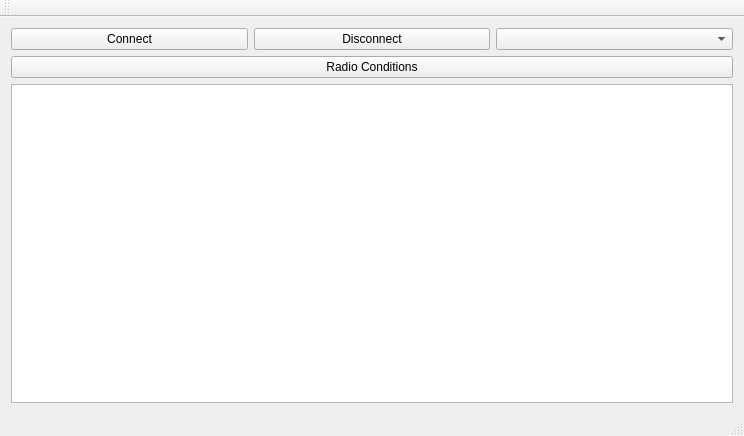
This is ngiot/ngiot.ui in torstenlabs/ngiot as Qt 5 draws it before an edit. The edited form follows.
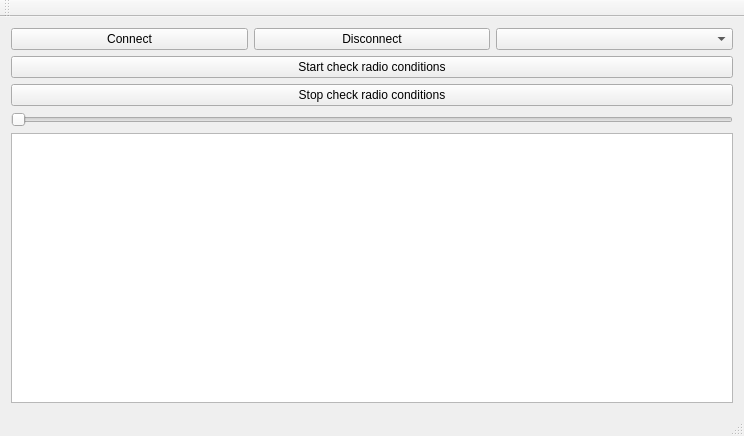
This is the edited form.

Commit message: Add  continously time check for radio condition

```diff
--- a/ngiot/ngiot.ui
+++ b/ngiot/ngiot.ui
@@ -41,12 +41,32 @@
       <item>
        <widget class="QPushButton" name="buttonRadionConditions">
         <property name="text">
-         <string>Radio Conditions</string>
+         <string>Start check radio conditions</string>
         </property>
        </widget>
       </item>
       <item>
-       <widget class="QTextBrowser" name="textBrowser"/>
+       <widget class="QPushButton" name="buttonStopRadioConditionsCheck">
+        <property name="text">
+         <string>Stop check radio conditions</string>
+        </property>
+       </widget>
+      </item>
+      <item>
+       <widget class="QSlider" name="sliderTime">
+        <property name="maximum">
+         <number>10000</number>
+        </property>
+        <property name="singleStep">
+         <number>1000</number>
+        </property>
+        <property name="orientation">
+         <enum>Qt::Horizontal</enum>
+        </property>
+       </widget>
+      </item>
+      <item>
+       <widget class="QTextBrowser" name="text"/>
       </item>
      </layout>
     </item>
```
The commit also changes 2 other files.
